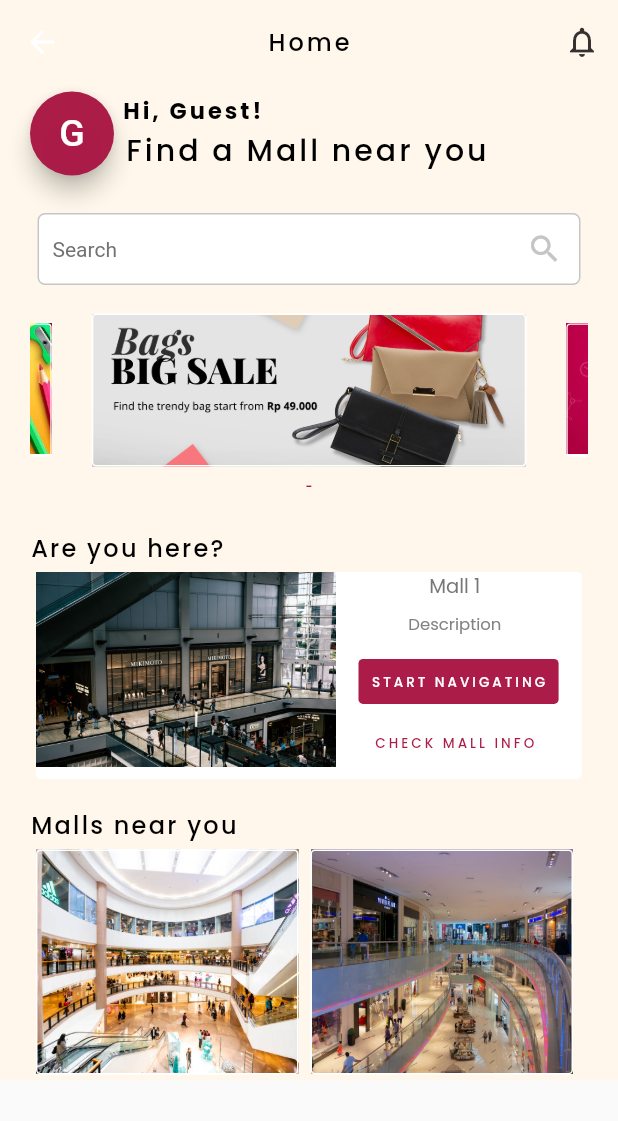
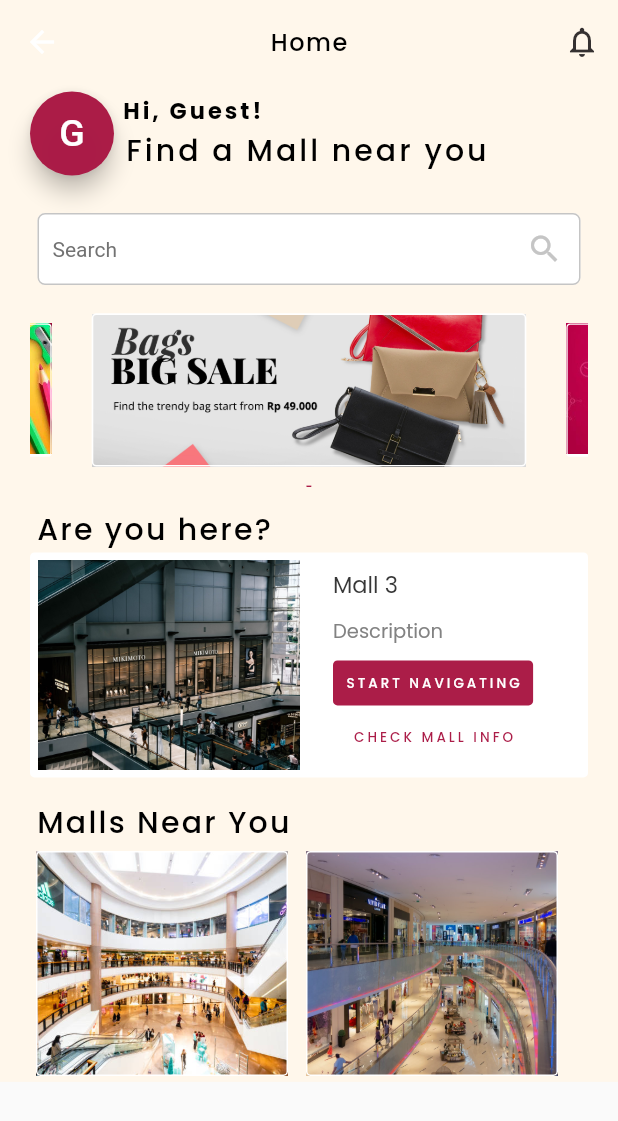
Before and after one commit to jaii041715/jerms-hackathon-2, a Flutter app: the Dashboard screen opened directly, on a phone screen of 412 x 824 dp. Shown: the top 1121 px of the screen. Run offline on Flutter 3.47's test engine with Material 2 defaults, Android fonts, the light colour scheme and no system bars; drawn by our look-alikes of carousel_slider; our stand-ins replace google_maps_flutter, location; missing offline and left inert: flutter_polyline_points; Roboto replaces fonts that are missing (Poppins-Regular).

Commit message:
feat: JERMS-update letterspacing

```diff
--- a/jerms_app_hackathon/lib/dashboard/dashboard.dart
+++ b/jerms_app_hackathon/lib/dashboard/dashboard.dart
@@ -25,8 +25,6 @@ class Dashboard extends StatelessWidget {
   Widget build(BuildContext context) {
     Color _color = const Color(0xFFBFFF7EB);
 
-
-
     return Scaffold(
       appBar: AppBar(
         backgroundColor: _color,
@@ -35,7 +33,7 @@ class Dashboard extends StatelessWidget {
           style: TextStyle(
             fontSize: 16.0,
             fontFamily: 'Poppins Medium',
-            letterSpacing: 2,
+            letterSpacing: 1,
             color: Colors.black,
           ),
         ),
@@ -189,7 +187,7 @@ class Dashboard extends StatelessWidget {
 
             //Are you here?
             Container(
-              margin: const EdgeInsets.fromLTRB(0, 15, 15, 0),
+              margin: const EdgeInsets.fromLTRB(4, 0, 15, 0),
               child: Align(
                 alignment: Alignment.centerLeft,
                 child: Text(
@@ -197,7 +195,7 @@ class Dashboard extends StatelessWidget {
                   textAlign: TextAlign.left,
                   overflow: TextOverflow.ellipsis,
                   style: TextStyle(
-                      fontSize: 16.0,
+                      fontSize: 20.0,
                       fontFamily: 'Poppins Medium',
                       letterSpacing: 1.5,
                       color: Colors.black),
@@ -207,48 +205,47 @@ class Dashboard extends StatelessWidget {
 
             // Current Mall You're In
             Card(
+                margin: EdgeInsets.zero,
+                clipBehavior: Clip.antiAlias,
+                shape: RoundedRectangleBorder(
+                  borderRadius: BorderRadius.circular(3.0),
+                ),
                 elevation: 0,
-                shape: RoundedRectangleBorder(
-                  side: BorderSide(
-                    width: 330,
-                    color: Theme.of(context).colorScheme.outline,
-                  ),
-                  borderRadius: const BorderRadius.all(Radius.circular(3)),
-                ),
                 child: Row(
                     crossAxisAlignment: CrossAxisAlignment.start,
                     children: <Widget>[
                       Container(
-                        child: Image.asset("assets/images/Mall1.jpg",
-                            width: 200, height: 130, fit: BoxFit.cover),
+                        child: Image.asset(
+                          "assets/images/Mall1.2.jpg",
+                          height: 140,
+                        ),
+                        margin: EdgeInsets.only(right: 22, top: 5, left: 5),
                       ),
                       Container(
                         child: Column(
+                          crossAxisAlignment: CrossAxisAlignment.start,
                           children: <Widget>[
                             Align(
                               alignment: Alignment.centerLeft,
                               child: Container(
-                                child: Text('Mall 1',
-                                    textAlign: TextAlign.left,
+                                margin: const EdgeInsets.only(top: 10),
+                                child: Text('Mall 3',
                                     style: TextStyle(
                                         fontFamily: 'Poppins Regular',
-                                        fontSize: 13,
-                                        color: Color(0xFFB757575))),
+                                        fontSize: 15,
+                                        color: Color(0xFFB343434))),
                               ),
                             ),
                             Container(
-                              margin: const EdgeInsets.fromLTRB(0, 8, 0, 0),
+                              margin: const EdgeInsets.fromLTRB(0, 10, 0, 10),
                               child: Text('Description',
-                                  textAlign: TextAlign.left,
                                   style: TextStyle(
                                       fontFamily: 'Poppins Regular',
-                                      fontSize: 11,
+                                      fontSize: 13,
                                       color:
                                           Color.fromARGB(250, 128, 128, 128))),
                             ),
                             Container(
-                                margin:
-                                    const EdgeInsets.fromLTRB(15, 15, 10, 2),
                                 height: 30,
                                 decoration: BoxDecoration(
                                     color: Color(0xFFBAA1945),
@@ -269,6 +266,7 @@ class Dashboard extends StatelessWidget {
                                           letterSpacing: 2,
                                         )))),
                             Container(
+                                margin: const EdgeInsets.only(left: 5, top: 0),
                                 child: TextButton(
                                     onPressed: () {
                                       Navigator.push(
@@ -279,6 +277,7 @@ class Dashboard extends StatelessWidget {
                                     },
                                     child: Text("CHECK MALL INFO",
                                         style: TextStyle(
+                                          height: 0.5,
                                           color: Color(0xFFBAA1945),
                                           fontSize: 9,
                                           fontFamily: 'Poppins Medium',
@@ -291,15 +290,15 @@ class Dashboard extends StatelessWidget {
 
             // Malls near you
             Container(
-              margin: const EdgeInsets.fromLTRB(0, 15, 15, 0),
+              margin: const EdgeInsets.fromLTRB(4, 15, 15, 0),
               child: Align(
                 alignment: Alignment.centerLeft,
                 child: Text(
-                  'Malls near you',
+                  'Malls Near You',
                   textAlign: TextAlign.left,
                   overflow: TextOverflow.ellipsis,
                   style: TextStyle(
-                      fontSize: 16.0,
+                      fontSize: 20.0,
                       fontFamily: 'Poppins Medium',
                       letterSpacing: 1.5,
                       color: Colors.black),
@@ -320,10 +319,11 @@ class Dashboard extends StatelessWidget {
                   ),
                   child: Column(children: [
                     Image.asset("assets/images/mallnearyou1.jpeg",
-                        width: 175, height: 150, fit: BoxFit.cover),
+                        width: 168, height: 150, fit: BoxFit.cover),
                   ]),
                 ),
                 Card(
+                  margin: const EdgeInsets.only(left: 8),
                   elevation: 0,
                   shape: RoundedRectangleBorder(
                     side: BorderSide(
@@ -333,7 +333,7 @@ class Dashboard extends StatelessWidget {
                   ),
                   child: Column(children: [
                     Image.asset("assets/images/mallnearyou2.jpeg",
-                        width: 175, height: 150, fit: BoxFit.cover),
+                        width: 168, height: 150, fit: BoxFit.cover),
                   ]),
                 ),
               ],
--- a/jerms_app_hackathon/lib/message/message.dart
+++ b/jerms_app_hackathon/lib/message/message.dart
@@ -4,7 +4,6 @@ import 'package:jerms_app_hackathon/dashboard/dashboard.dart';
 void main() {
   runApp(const Message());
 }
-
 
 class Message extends StatelessWidget {
   const Message({super.key});
@@ -21,19 +20,14 @@ class Message extends StatelessWidget {
             style: TextStyle(
                 fontSize: 16.0,
                 fontFamily: 'Poppins Medium',
-              letterSpacing: 2,
                 color: Colors.black,
-            ),
+                letterSpacing: 1),
           ),
           centerTitle: true,
         ),
-
-      body: Container
-      (
+        body: Container(
             color: Color(0xFFBFFF7EB),
-        child: Column
-        (
-          children: <Widget>[
+            child: Column(children: <Widget>[
               Card(
                   elevation: 0,
                   shape: RoundedRectangleBorder(
@@ -43,8 +37,7 @@ class Message extends StatelessWidget {
                     ),
                     borderRadius: const BorderRadius.all(Radius.circular(3)),
                   ),
-                child: Row(
-                    children: <Widget>[
+                  child: Row(children: <Widget>[
                     Container(
                       child: Image.asset("assets/images/msgProfile1.jpeg",
                           width: 50, height: 50, fit: BoxFit.cover),
@@ -54,20 +47,20 @@ class Message extends StatelessWidget {
                         children: <Widget>[
                           Container(
                             margin: const EdgeInsets.fromLTRB(0, 0, 0, 0),
-                              child:
-                                Text(' John Smith\n' + ' 2h ago\n' + ' It`s me again! The one and only! Nice to meet you!',
+                            child: Text(
+                                ' John Smith\n' +
+                                    ' 2h ago\n' +
+                                    ' It`s me again! The one and only! Nice to meet you!',
                                 textAlign: TextAlign.left,
                                 style: TextStyle(
                                     fontFamily: 'Poppins Bold',
                                     fontSize: 12,
-                                  color:
-                                      Color.fromARGB(250, 128, 128, 128))),
+                                    color: Color.fromARGB(250, 128, 128, 128))),
                           ),
                         ],
                       ),
                     ),
                   ])),
-
               Card(
                   elevation: 0,
                   shape: RoundedRectangleBorder(
@@ -77,8 +70,7 @@ class Message extends StatelessWidget {
                     ),
                     borderRadius: const BorderRadius.all(Radius.circular(3)),
                   ),
-                child: Row(
-                    children: <Widget>[
+                  child: Row(children: <Widget>[
                     Container(
                       child: Image.asset("assets/images/msgProfile2.png",
                           width: 50, height: 50, fit: BoxFit.cover),
@@ -88,21 +80,20 @@ class Message extends StatelessWidget {
                         children: <Widget>[
                           Container(
                             margin: const EdgeInsets.fromLTRB(0, 0, 0, 0),
-                              child:
-                                Text(' Rick Astely\n' + ' 3h ago\n' + ' Never gonna give you up! Never gonna let you down!',
+                            child: Text(
+                                ' Rick Astely\n' +
+                                    ' 3h ago\n' +
+                                    ' Never gonna give you up! Never gonna let you down!',
                                 textAlign: TextAlign.left,
                                 style: TextStyle(
                                     fontFamily: 'Poppins Bold',
                                     fontSize: 12,
-                                  color:
-                                      Color.fromARGB(250, 128, 128, 128))),
+                                    color: Color.fromARGB(250, 128, 128, 128))),
                           ),
                         ],
                       ),
                     ),
                   ])),
-
-
               Card(
                   elevation: 0,
                   shape: RoundedRectangleBorder(
@@ -112,8 +103,7 @@ class Message extends StatelessWidget {
                     ),
                     borderRadius: const BorderRadius.all(Radius.circular(3)),
                   ),
-                child: Row(
-                    children: <Widget>[
+                  child: Row(children: <Widget>[
                     Container(
                       child: Image.asset("assets/images/msgProfile3.jpeg",
                           width: 50, height: 50, fit: BoxFit.cover),
@@ -123,22 +113,20 @@ class Message extends StatelessWidget {
                         children: <Widget>[
                           Container(
                             margin: const EdgeInsets.fromLTRB(0, 0, 0, 0),
-                              child:
-                                Text(' Amber Heard\n' + ' 16h ago\n' + ' My dog stepped on a bee. ;-(',
+                            child: Text(
+                                ' Amber Heard\n' +
+                                    ' 16h ago\n' +
+                                    ' My dog stepped on a bee. ;-(',
                                 textAlign: TextAlign.left,
                                 style: TextStyle(
                                     fontFamily: 'Poppins Bold',
                                     fontSize: 12,
-                                  color:
-                                      Color.fromARGB(250, 128, 128, 128))),
+                                    color: Color.fromARGB(250, 128, 128, 128))),
                           ),
                         ],
                       ),
                     ),
                   ])),
-          ]
-        )
-      )
-    );
+            ])));
   }
 }
--- a/jerms_app_hackathon/lib/setLocation/setLocation.dart
+++ b/jerms_app_hackathon/lib/setLocation/setLocation.dart
@@ -84,7 +84,8 @@ class _SetLocationState extends State<SetLocation> {
             style: TextStyle(
                 color: Color(0xFFB322E2E),
                 fontFamily: 'Poppins Semi Bold',
-                fontSize: 16),
+                fontSize: 16,
+                letterSpacing: 1),
           ),
           centerTitle: true,
         ),
@@ -187,7 +188,7 @@ class _SetLocationState extends State<SetLocation> {
                 left: 17,
                 right: 17,
                 child: Container(
-                child: TextButton(
+                  child: TextButton(
                     onPressed: () {
                       Navigator.push(
                           context,
```
Also changed, not shown: jerms_app_hackathon/lib/bottomNavBar/bottomNavBar.dart (+5 -12 lines), jerms_app_hackathon/assets/images/Mall1.2.jpg (added). Lines whose indentation alone changed are shown as unchanged.
